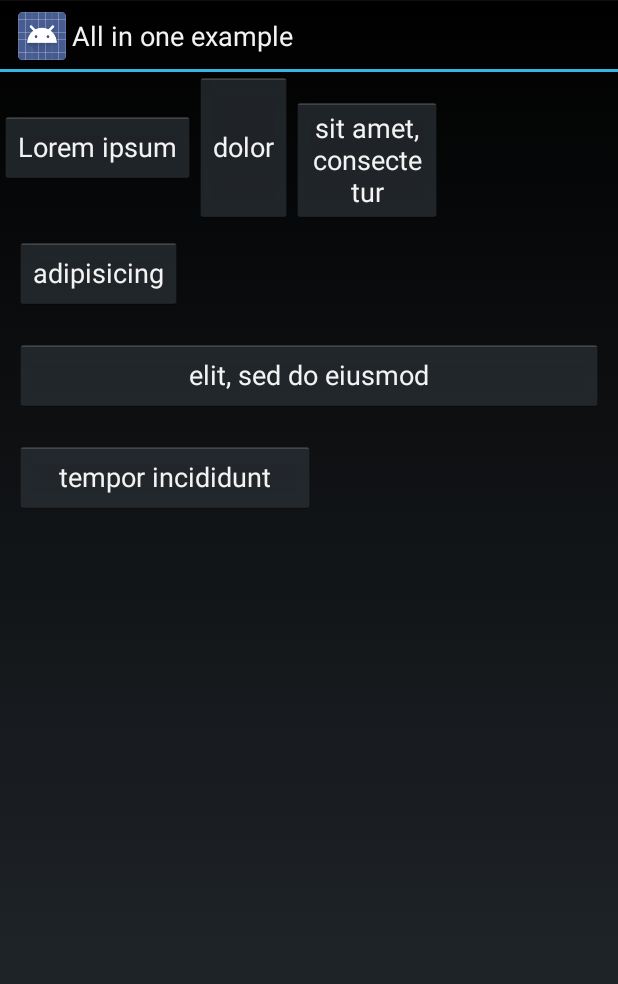
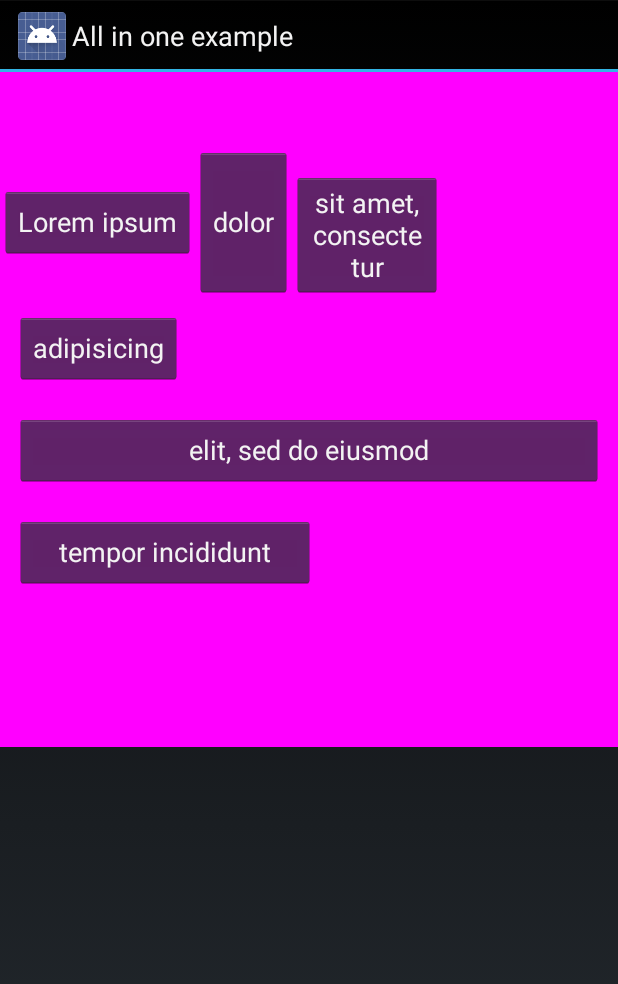
Before and after one commit to blazsolar/FlowLayout, an Android app: the AllInOneActivity screen opened directly, with no data from a screen before it, on a phone screen of 412 x 824 dp. Shown: the top 984 px of the screen. Run offline under Robolectric (Android 15) with nearby library versions, the phone set to English and light mode, and no system bars.

Commit message:
Fixing vertical padding positioning

```diff
--- a/FlowLayout/src/main/java/com/wefika/flowlayout/FlowLayout.java
+++ b/FlowLayout/src/main/java/com/wefika/flowlayout/FlowLayout.java
@@ -84,7 +84,7 @@ public class FlowLayout extends ViewGroup {
         int modeHeight = MeasureSpec.getMode(heightMeasureSpec);
 
         int width = 0;
-        int height = 0;
+        int height = getPaddingTop() + getPaddingBottom();
 
         int lineWidth = 0;
         int lineHeight = 0;
@@ -176,7 +176,7 @@ public class FlowLayout extends ViewGroup {
 		int width = getWidth();
 		int height = getHeight();
 
-		int linesSum = 0;
+		int linesSum = getPaddingTop();
 
 		int lineWidth = 0;
 		int lineHeight = 0;
@@ -247,7 +247,7 @@ public class FlowLayout extends ViewGroup {
 		int numLines = mLines.size();
 
 		int left;
-		int top = 0;
+		int top = getPaddingTop();
 
 		for(int i = 0; i < numLines; i++) {
 
--- a/FlowLayoutExample/src/main/res/layout/activity_all_in_one.xml
+++ b/FlowLayoutExample/src/main/res/layout/activity_all_in_one.xml
@@ -15,11 +15,14 @@
   ~ See the License for the specific language governing permissions and
   ~ limitations under the License.
   -->
+<merge>
 
     <com.wefika.flowlayout.FlowLayout xmlns:android="http://schemas.android.com/apk/res/android"
         android:layout_width="match_parent"
-    android:layout_height="match_parent"
-    android:gravity="start|top">
+        android:layout_height="wrap_content"
+        android:gravity="start|top"
+        android:paddingTop="50dp"
+        android:background="#ff00ff">
 
         <Button
             android:layout_width="wrap_content"
@@ -57,3 +60,5 @@
             android:text="tempor incididunt" />
 
     </com.wefika.flowlayout.FlowLayout>
+
+</merge>
```
Lines whose indentation alone changed are shown as unchanged.
